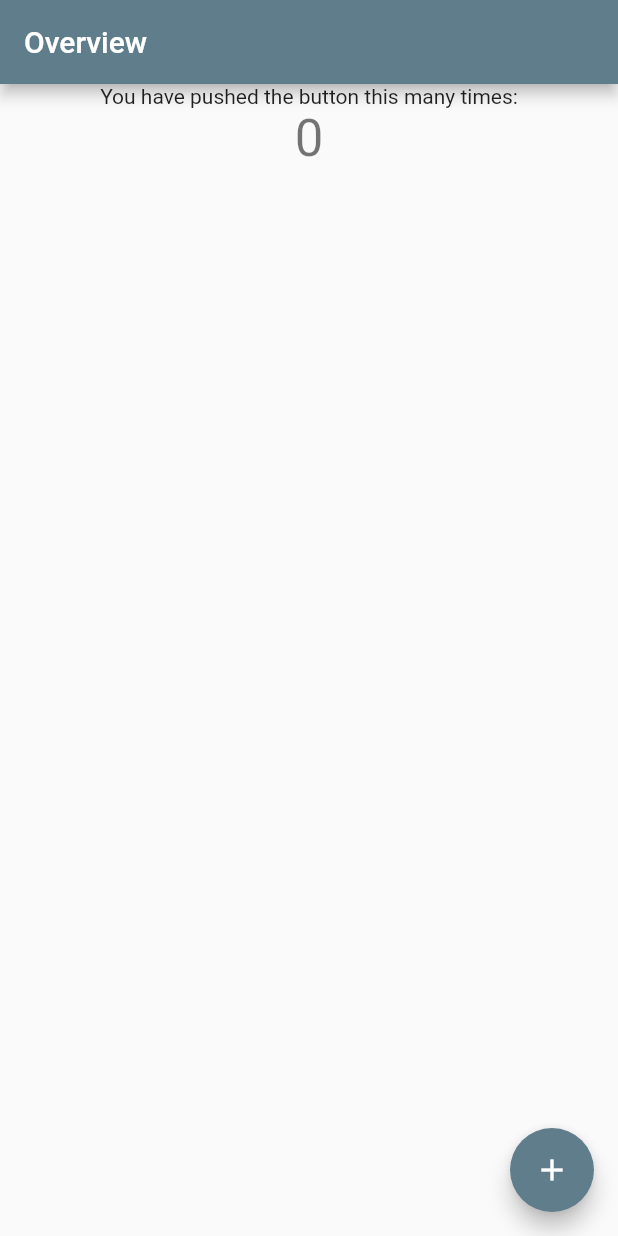
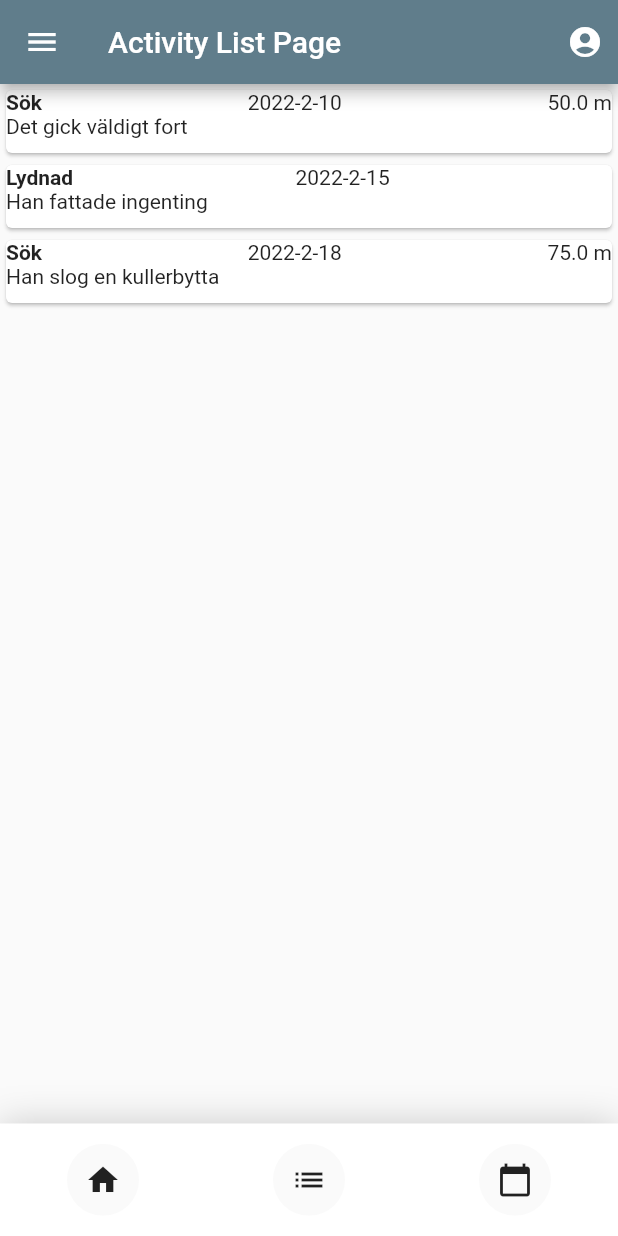
Before and after one commit to NdreasNdersson/dog_training_log, a Flutter app: the screen it shows after launch, on a phone screen of 412 x 824 dp. Run offline on Flutter 3.47's test engine with Material 2 defaults, Android fonts, the phone set to English and light mode, and no system bars.

Commit message:
None interactive activity list

```diff
--- /dev/null
+++ b/lib/helpers/utils.dart
@@ -0,0 +1,13 @@
+
+
+import '../models/activity.dart';
+
+class Utils {
+  static List<Activity> getMockedActivities() {
+    return [
+      Activity(type: 'Sök', distance: 50.0, date: DateTime.parse('2022-02-10'), comment: 'Det gick väldigt fort'),
+      Activity(type: 'Lydnad', date: DateTime.parse('2022-02-15'), comment: 'Han fattade ingenting'),
+      Activity(type: 'Sök', distance: 75.0, date: DateTime.parse('2022-02-18'), comment: 'Han slog en kullerbytta'),
+    ];
+  }
+}
--- a/lib/main.dart
+++ b/lib/main.dart
@@ -1,4 +1,7 @@
+import 'package:dog_training_log/pages/activitylistpage.dart';
 import 'package:flutter/material.dart';
+import 'helpers/utils.dart';
+import 'models/activity.dart';
 
 void main() {
   runApp(const MyApp());
@@ -15,7 +18,7 @@ class MyApp extends StatelessWidget {
       theme: ThemeData(
         primarySwatch: Colors.blueGrey,
       ),
-      home: const MyHomePage(title: 'Overview'),
+      home: ActivityListPage()//const MyHomePage(title: 'Overview'),
     );
   }
 }
@@ -30,12 +33,14 @@ class MyHomePage extends StatefulWidget {
 }
 
 class _MyHomePageState extends State<MyHomePage> {
-  int _counter = 0;
-  final TextEditingController _input = TextEditingController();
+  String _text = "No activity";
+  var activityList = <Activity>[];
+  final TextEditingController _type_c = TextEditingController();
+  final TextEditingController _distance_c = TextEditingController();
+  final TextEditingController _date_c = TextEditingController();
+  final TextEditingController _comment_c = TextEditingController();
 
   void _addEntry() {
-    setState(() {
-      _counter += 2;
     showDialog(
       context: context,
       builder: (BuildContext context){
@@ -45,13 +50,38 @@ class _MyHomePageState extends State<MyHomePage> {
             child: Column(
               mainAxisAlignment: MainAxisAlignment.start,
               children: [
-                  const FlutterLogo(size: 150,),
-                  const Text("This is a Custom Dialog", style: TextStyle(fontSize: 20),),
-                  TextField(controller: _input,),
+                TextField(
+                  decoration: const InputDecoration(hintText: "Type:"),
+                  controller: _type_c,
+                ),
+                TextField(
+                  decoration: const InputDecoration(hintText: "Distance:"),
+                  controller: _distance_c,
+                  keyboardType: TextInputType.number,
+                ),
+                // TextFormField(
+                //   style: const TextStyle(fontSize: 40),
+                //   textAlign: TextAlign.center,
+                //   enabled: false,
+                //   keyboardType: TextInputType.text,
+                //   controller: _date_c,
+                //   decoration: const InputDecoration(
+                //     disabledBorder:
+                //     UnderlineInputBorder(borderSide: BorderSide.none),
+                //     contentPadding: EdgeInsets.only(top: 0.0)),
+                // ),
+                TextField(
+                  decoration: const InputDecoration(hintText: "Comment:"),
+                  controller: _comment_c,
+                ),
                 ElevatedButton(
                   onPressed: (){
-                      Navigator.of(context).pop();
-                    }, child: const Text("Close"),
+                    setState(() {
+                      activityList.add(Activity(type: _type_c.text, distance: double.parse(_distance_c.text), date: DateTime.now(), comment: _comment_c.text));
+                      _text = activityList.last.toText();
+                    });
+                    Navigator.pop(context);
+                  }, child: const Text("Add"),
                 )
               ],
             ),
@@ -59,7 +89,6 @@ class _MyHomePageState extends State<MyHomePage> {
         );
       }
     );
-    });
   }
 
   @override
@@ -73,14 +102,10 @@ class _MyHomePageState extends State<MyHomePage> {
           mainAxisAlignment: MainAxisAlignment.start,
           children: <Widget>[
             const Text(
-              'You have pushed the button this many times:',
+              'Last activity:',
             ),
             Text(
-              '$_counter',
-              style: Theme.of(context).textTheme.headline4,
-            ),
-            Text(
-              _input.text,
+              _text,
               style: Theme.of(context).textTheme.headline4,
             )
           ],
@@ -90,7 +115,7 @@ class _MyHomePageState extends State<MyHomePage> {
         onPressed: _addEntry,
         tooltip: 'Add entry',
         child: const Icon(Icons.add),
-      ), // This trailing comma makes auto-formatting nicer for build methods.
+      ),
     );
   }
 }
--- /dev/null
+++ b/lib/models/activity.dart
@@ -0,0 +1,15 @@
+import 'dart:ui';
+
+class Activity {
+  Activity({required this.type, required this.date, this.distance = 0.0, this.comment = ""});
+
+  final created = DateTime.now();
+  String type;
+  double distance;
+  DateTime date;
+  String comment;
+
+  toText() {
+    return "Type: $type, Distance: $distance, Date: ${date.year}-${date.month}-${date.day}, Comment: $comment";
+  }
+}
--- /dev/null
+++ b/lib/pages/activitylistpage.dart
@@ -0,0 +1,42 @@
+import 'dart:ui';
+
+import 'package:dog_training_log/widgets/activitycard.dart';
+import 'package:dog_training_log/widgets/bottombar.dart';
+import 'package:flutter/material.dart';
+import 'package:dog_training_log/helpers/utils.dart';
+import 'package:dog_training_log/models/activity.dart';
+
+class ActivityListPage extends StatelessWidget {
+
+  List<Activity> activities = Utils.getMockedActivities();
+
+  @override
+  Widget build(BuildContext context) {
+    return Scaffold(
+      drawer: Drawer(),
+      appBar: AppBar(
+        title: const Text('Activity List Page'),
+        actions: [
+          Container(
+            margin: const EdgeInsets.only(right: 10),
+            child: const Icon(Icons.account_circle),
+          )
+        ],
+      ),
+      body: Column(
+        crossAxisAlignment: CrossAxisAlignment.stretch,
+        children: [
+          Expanded(
+            child: ListView.builder(
+              itemCount: activities.length,
+              itemBuilder: (BuildContext ctx, int index) {
+                return ActivityCard(activity: activities[index]);
+              }
+            )
+          ),
+          const BottomBar(),
+        ],
+      )
+    );
+  }
+}
--- /dev/null
+++ b/lib/widgets/activitycard.dart
@@ -0,0 +1,50 @@
+import 'package:dog_training_log/models/activity.dart';
+import 'package:flutter/material.dart';
+
+class ActivityCard extends StatelessWidget {
+  final Activity activity;
+
+  const ActivityCard({required this.activity, Key? key}) : super(key: key);
+
+  @override
+  Widget build(BuildContext context) {
+    return SizedBox(
+      height: 50,
+      child: Stack(
+        children: [
+          Card(
+            child: InkWell(
+              splashColor: Colors.black.withAlpha(30),
+              onTap: () {
+                debugPrint("${activity.type} ${activity.date.year}-${activity.date.month}-${activity.date.day} taped");
+              },
+              child: SizedBox(
+                width: double.infinity,
+                height: 100,
+                child: Column(
+                  crossAxisAlignment: CrossAxisAlignment.stretch,
+                  children: [
+                    Row(
+                      mainAxisAlignment: MainAxisAlignment.spaceBetween,
+                      children: [
+                        Text(activity.type,
+                          style: const TextStyle(fontWeight: FontWeight.bold,),
+                        ),
+                        Text("${activity.date.year}-${activity.date.month}-${activity.date.day}"),
+                        if(activity.distance != 0.0)
+                          Text("${activity.distance} m")
+                        else
+                          const Text("")
+                      ]
+                    ),
+                    Text(activity.comment),
+                  ]
+                )
+              ),
+            ),
+          )
+        ],
+      )
+    );
+  }
+}
--- /dev/null
+++ b/lib/widgets/bottombar.dart
@@ -0,0 +1,57 @@
+import 'package:flutter/material.dart';
+
+
+class BottomBar extends StatelessWidget {
+  const BottomBar({Key? key}) : super(key: key);
+
+  @override
+  Widget build(BuildContext context) {
+    return Positioned(
+      bottom: 0,
+      left: 0,
+      right: 0,
+      child: Container(
+        decoration: BoxDecoration(
+            color: Colors.white,
+            boxShadow: [
+              BoxShadow(
+                  blurRadius: 20,
+                  color: Colors.black.withOpacity(0.2),
+                  offset: Offset.zero
+              )
+            ]
+        ),
+        height: 75,
+        child: Row(
+          mainAxisAlignment: MainAxisAlignment.spaceAround,
+          children: [
+            ClipOval(
+              child: Material(
+                  child: IconButton(
+                    icon: const Icon(Icons.home),
+                    onPressed: () {},
+                  )
+              ),
+            ),
+            ClipOval(
+              child: Material(
+                  child: IconButton(
+                    icon: const Icon(Icons.list),
+                    onPressed: () {},
+                  )
+              ),
+            ),
+            ClipOval(
+              child: Material(
+                  child: IconButton(
+                    icon: const Icon(Icons.calendar_today),
+                    onPressed: () {},
+                  )
+              ),
+            ),
+          ],
+        ),
+      ),
+    );
+  }
+}
```
Lines whose indentation alone changed are shown as unchanged.
